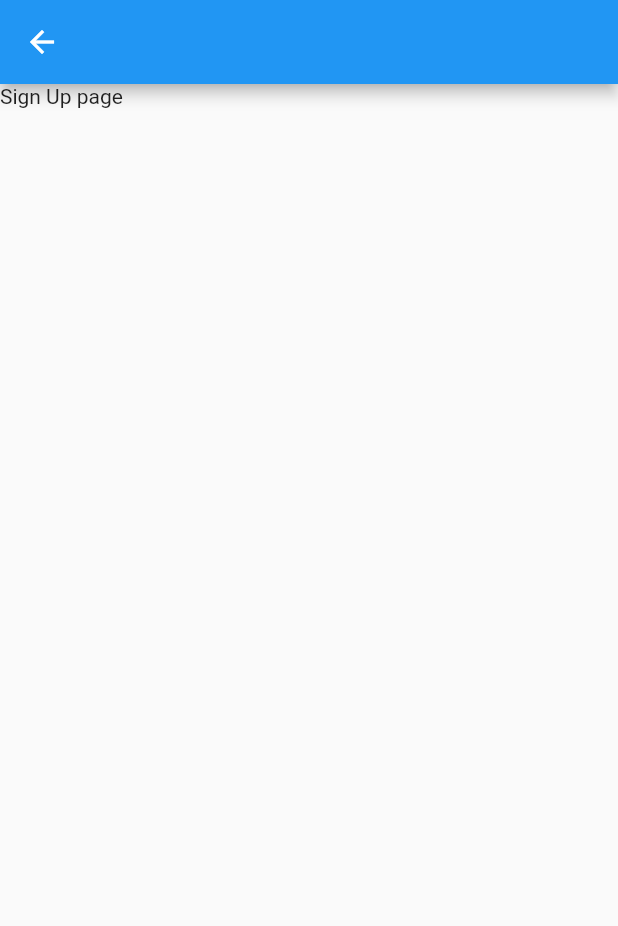
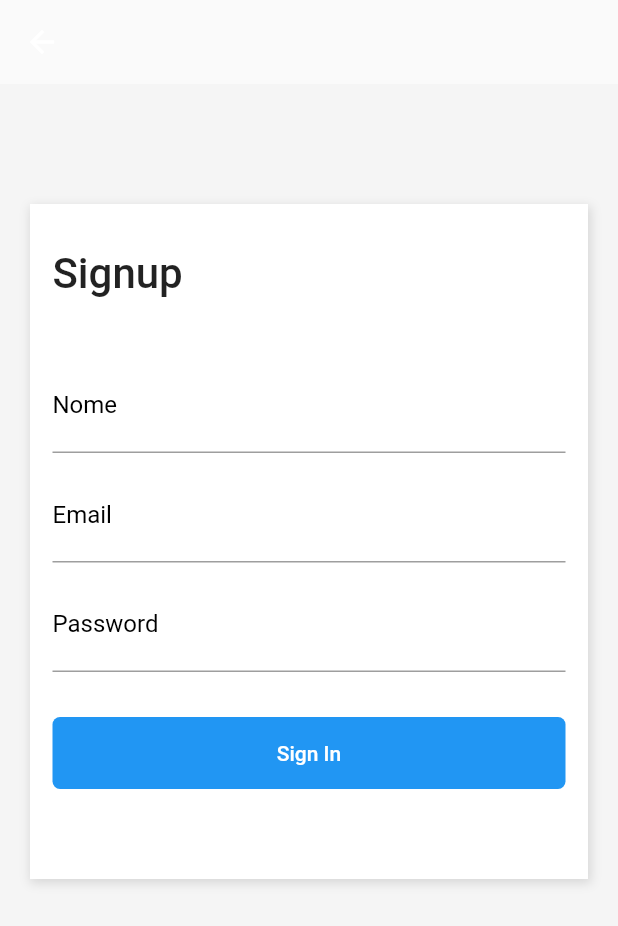
Before and after one commit to cadudias/balta_flutter_animations, a Flutter app: the screen it shows after launch, after a tap on "Sign Up", on a phone screen of 412 x 824 dp. Shown: the top 926 px of the screen. Run offline on Flutter 3.47's test engine with Material 2 defaults, Android fonts, the phone set to English and light mode, and no system bars.

Commit message:
adicionado tela de signup

```diff
--- a/lib/login/signup.page.dart
+++ b/lib/login/signup.page.dart
@@ -4,8 +4,141 @@ class SignUpPage extends StatelessWidget {
   @override
   Widget build(BuildContext context) {
     return Scaffold(
-      appBar: AppBar(),
-      body: (Text("Sign Up page")),
+
+      appBar: AppBar(
+        backgroundColor: Colors.white.withOpacity(0),
+        elevation: 0,
+        //title: Text("Teste"),
+        //leading: Text("1"),
+        // actions: <Widget>[
+        //   Icon(Icons.favorite),
+        // ],
+      ),
+      body: SingleChildScrollView(
+        child: Container(
+          color: Color(0xFFF5F5F5),
+          padding: EdgeInsets.only(
+            top: 80,
+            left: 20,
+            right: 20,
+            bottom: 40
+          ),
+          child: Column(
+            children: <Widget>[
+              Container(
+                height: 450,
+                decoration: BoxDecoration(
+                  color: Colors.white,
+                  boxShadow: [
+                    new BoxShadow(
+                      color: Colors.black12,
+                      offset: new Offset(1, 2.0), // distancia da borda
+                      blurRadius: 5, // expansao da borda
+                      spreadRadius: 1,
+                    ),
+                  ],
+                ),
+                child: Padding(
+                    padding: EdgeInsets.only(
+                    left: 15,
+                    right: 15,
+                    top: 30,
+                  ),
+                  child: Column(
+                    crossAxisAlignment: CrossAxisAlignment.stretch,
+                    children: <Widget>[
+                       Text(
+                        "Signup",
+                        textAlign: TextAlign.left,
+                        style: TextStyle(
+                          fontSize: 28,
+                          fontWeight: FontWeight.w500,
+                        ),
+                      ),
+                      SizedBox(
+                        height: 40,
+                      ),
+                      TextFormField(
+                        keyboardType: TextInputType.emailAddress,
+                        decoration: InputDecoration(
+                          labelText: "Nome",
+                          labelStyle: TextStyle(
+                            color: Colors.black,
+                            fontWeight: FontWeight.w400,
+                            fontSize: 16,
+                          ),
+                        ),
+                        style: TextStyle(
+                          // estilo do texto digitado no input
+                          fontSize: 20,
+                        ),
+                      ),
+                      SizedBox(
+                        height: 10,
+                      ),
+                      TextFormField(
+                        keyboardType: TextInputType.emailAddress,
+                        decoration: InputDecoration(
+                          labelText: "Email",
+                          labelStyle: TextStyle(
+                            color: Colors.black,
+                            fontWeight: FontWeight.w400,
+                            fontSize: 16,
+                          ),
+                        ),
+                        style: TextStyle(
+                          // estilo do texto digitado no input
+                          fontSize: 20,
+                        ),
+                      ),
+                      SizedBox(
+                        height: 10,
+                      ),
+                      TextFormField(
+                        keyboardType: TextInputType.emailAddress,
+                        obscureText: true,
+                        decoration: InputDecoration(
+                          labelText: "Password",
+                          labelStyle: TextStyle(
+                            color: Colors.black,
+                            fontWeight: FontWeight.w400,
+                            fontSize: 16,
+                          ),
+                        ),
+                        style: TextStyle(
+                          // estilo do texto digitado no input
+                          fontSize: 20,
+                        ),
+                      ),
+                      SizedBox(
+                        height: 30,
+                      ),
+                      Container(
+                        width: double.infinity,
+                        decoration: BoxDecoration(
+                          color: Colors.blue,
+                          borderRadius: BorderRadius.all(
+                            Radius.circular(5),
+                          ),
+                        ),
+                        child: FlatButton(
+                          onPressed: () {},
+                          child: Text(
+                            "Sign In",
+                            style: TextStyle(
+                              color: Colors.white,
+                            ),
+                          ),
+                        ),
+                      ),
+                    ],
+                  ),
+                ),
+              )
+            ],
+          ),
+        ),
+      ),
     );
   }
 }
--- a/lib/main.dart
+++ b/lib/main.dart
@@ -8,6 +8,7 @@ class MyApp extends StatelessWidget {
   @override
   Widget build(BuildContext context) {
     return MaterialApp(
+      debugShowCheckedModeBanner: false,
       title: 'Flutter Demo',
       theme: ThemeData(
         primarySwatch: Colors.blue,
```
